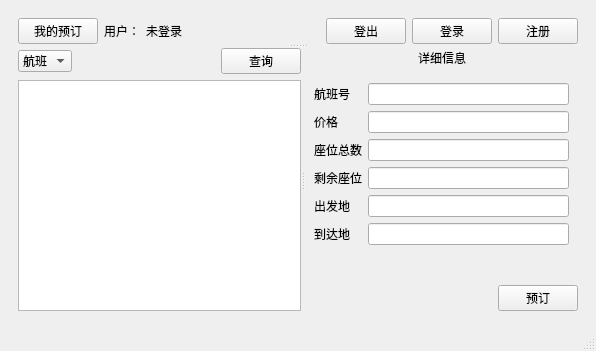
The window that From_class/travel_reservation_system/TRS/mainwindow.ui (yjrszcq/Qt-Works) describes before a commit, drawn with Qt 5.
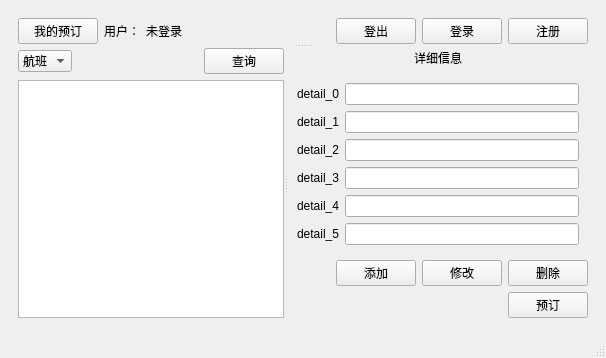
The same window after the commit.

Commit message: Update 'travel_reservation_system'

Patch:
```diff
--- a/From_class/travel_reservation_system/TRS/mainwindow.ui
+++ b/From_class/travel_reservation_system/TRS/mainwindow.ui
@@ -6,28 +6,28 @@
    <rect>
     <x>0</x>
     <y>0</y>
-    <width>596</width>
-    <height>351</height>
+    <width>606</width>
+    <height>353</height>
    </rect>
   </property>
   <property name="windowTitle">
    <string>MainWindow</string>
   </property>
   <widget class="QWidget" name="centralwidget">
-   <layout class="QVBoxLayout" name="verticalLayout_4">
+   <layout class="QVBoxLayout" name="verticalLayout">
     <item>
      <widget class="QStackedWidget" name="stackedWidget">
-      <widget class="QWidget" name="page">
+      <widget class="QWidget" name="page_main_1">
        <layout class="QVBoxLayout" name="verticalLayout_3">
         <item>
-         <widget class="QSplitter" name="splitter_2">
+         <widget class="QSplitter" name="splitter_main">
           <property name="orientation">
            <enum>Qt::Vertical</enum>
           </property>
           <widget class="QWidget" name="layoutWidget">
-           <layout class="QHBoxLayout" name="horizontalLayout_5">
+           <layout class="QHBoxLayout" name="hlayout_menu">
             <item>
-             <layout class="QHBoxLayout" name="horizontalLayout_3">
+             <layout class="QHBoxLayout" name="hlayout_menu_left">
               <item>
                <widget class="QPushButton" name="pb_my_reservation">
                 <property name="text">
@@ -65,7 +65,7 @@
              </spacer>
             </item>
             <item>
-             <layout class="QHBoxLayout" name="horizontalLayout_4">
+             <layout class="QHBoxLayout" name="hlayout_menu_right">
               <item>
                <widget class="QPushButton" name="pb_log_out">
                 <property name="text">
@@ -91,14 +91,14 @@
             </item>
            </layout>
           </widget>
-          <widget class="QSplitter" name="splitter">
+          <widget class="QSplitter" name="splitter_central">
            <property name="orientation">
             <enum>Qt::Horizontal</enum>
            </property>
            <widget class="QWidget" name="layoutWidget">
-            <layout class="QVBoxLayout" name="verticalLayout">
+            <layout class="QVBoxLayout" name="vlayout_table">
              <item>
-              <layout class="QHBoxLayout" name="horizontalLayout">
+              <layout class="QHBoxLayout" name="hlayout_option_and_search">
                <item>
                 <widget class="QComboBox" name="cb_option">
                  <item>
@@ -116,6 +116,16 @@
                    <string>客车</string>
                   </property>
                  </item>
+                 <item>
+                  <property name="text">
+                   <string>客户</string>
+                  </property>
+                 </item>
+                 <item>
+                  <property name="text">
+                   <string>预订</string>
+                  </property>
+                 </item>
                 </widget>
                </item>
                <item>
@@ -141,14 +151,14 @@
               </layout>
              </item>
              <item>
-              <widget class="QTableView" name="tableView"/>
+              <widget class="QTableView" name="tv_display"/>
              </item>
             </layout>
            </widget>
            <widget class="QWidget" name="layoutWidget">
-            <layout class="QVBoxLayout" name="verticalLayout_2">
+            <layout class="QVBoxLayout" name="vlayout_detail">
              <item>
-              <layout class="QHBoxLayout" name="horizontalLayout_7">
+              <layout class="QHBoxLayout" name="hlayout_detail_label">
                <item>
                 <spacer name="hspacer_detail_left">
                  <property name="orientation">
@@ -189,163 +199,67 @@
                <property name="currentIndex">
                 <number>0</number>
                </property>
-               <widget class="QWidget" name="page_3">
-                <layout class="QVBoxLayout" name="verticalLayout_5">
-                 <item>
-                  <layout class="QGridLayout" name="gridLayout">
-                   <item row="0" column="0">
-                    <widget class="QLabel" name="l_flight_num">
-                     <property name="text">
-                      <string>航班号</string>
-                     </property>
-                    </widget>
-                   </item>
-                   <item row="0" column="1">
-                    <widget class="QLineEdit" name="le_flight_num"/>
-                   </item>
-                   <item row="1" column="0">
-                    <widget class="QLabel" name="l_flight_price">
-                     <property name="text">
-                      <string>价格</string>
-                     </property>
-                    </widget>
-                   </item>
-                   <item row="1" column="1">
-                    <widget class="QLineEdit" name="le_flight_price"/>
-                   </item>
-                   <item row="2" column="0">
-                    <widget class="QLabel" name="l_flight_num_seats">
-                     <property name="text">
-                      <string>座位总数</string>
-                     </property>
-                    </widget>
-                   </item>
-                   <item row="2" column="1">
-                    <widget class="QLineEdit" name="le_flight_num_seats"/>
-                   </item>
-                   <item row="3" column="0">
-                    <widget class="QLabel" name="label_flight_num_avail">
-                     <property name="text">
-                      <string>剩余座位</string>
-                     </property>
-                    </widget>
-                   </item>
-                   <item row="4" column="0">
-                    <widget class="QLabel" name="l_flight_from_city">
-                     <property name="text">
-                      <string>出发地</string>
-                     </property>
-                    </widget>
-                   </item>
-                   <item row="5" column="0">
-                    <widget class="QLabel" name="l_flight_ariv_city">
-                     <property name="text">
-                      <string>到达地</string>
-                     </property>
-                    </widget>
-                   </item>
-                   <item row="3" column="1">
-                    <widget class="QLineEdit" name="le_flight_num_avail"/>
-                   </item>
-                   <item row="4" column="1">
-                    <widget class="QLineEdit" name="le_flight_from_city"/>
-                   </item>
-                   <item row="5" column="1">
-                    <widget class="QLineEdit" name="le_flight_ariv_city"/>
-                   </item>
-                  </layout>
-                 </item>
-                </layout>
-               </widget>
-               <widget class="QWidget" name="page_4">
-                <layout class="QVBoxLayout" name="verticalLayout_6">
-                 <item>
-                  <layout class="QGridLayout" name="gridLayout_2">
-                   <item row="3" column="0">
-                    <widget class="QLabel" name="l_hotel_num_avail">
-                     <property name="text">
-                      <string>剩余房间</string>
-                     </property>
-                    </widget>
-                   </item>
-                   <item row="2" column="0">
-                    <widget class="QLabel" name="l_hotel_num_rooms">
-                     <property name="text">
-                      <string>房间总数</string>
-                     </property>
-                    </widget>
-                   </item>
-                   <item row="0" column="1">
-                    <widget class="QLineEdit" name="le_hotel_location"/>
-                   </item>
-                   <item row="2" column="1">
-                    <widget class="QLineEdit" name="le_hotel_num_rooms"/>
-                   </item>
-                   <item row="0" column="0">
-                    <widget class="QLabel" name="l_hotel_location">
-                     <property name="text">
-                      <string>所在地</string>
-                     </property>
-                    </widget>
-                   </item>
-                   <item row="1" column="0">
-                    <widget class="QLabel" name="l_hotel_price">
-                     <property name="text">
-                      <string>价格</string>
-                     </property>
-                    </widget>
-                   </item>
-                   <item row="1" column="1">
-                    <widget class="QLineEdit" name="le_hotel_price"/>
-                   </item>
-                   <item row="3" column="1">
-                    <widget class="QLineEdit" name="le_hotel_num_avail"/>
-                   </item>
-                  </layout>
-                 </item>
-                </layout>
-               </widget>
-               <widget class="QWidget" name="page_5">
-                <layout class="QGridLayout" name="gridLayout_3">
-                 <item row="2" column="0">
-                  <widget class="QLabel" name="l_bus_num_bus">
+               <widget class="QWidget" name="page">
+                <layout class="QGridLayout" name="gridLayout_4">
+                 <item row="0" column="0">
+                  <widget class="QLabel" name="l_detail_0">
                    <property name="text">
-                    <string>客车总数</string>
+                    <string>detail_0</string>
                    </property>
                   </widget>
                  </item>
-                 <item row="1" column="0">
-                  <widget class="QLabel" name="l_bus_price">
-                   <property name="text">
-                    <string>价格</string>
-                   </property>
-                  </widget>
-                 </item>
-                 <item row="3" column="1">
-                  <widget class="QLineEdit" name="le_bus_num_avail"/>
-                 </item>
                  <item row="0" column="1">
-                  <widget class="QLineEdit" name="le_bus_location"/>
+                  <widget class="QLineEdit" name="le_detail_0"/>
+                 </item>
+                 <item row="1" column="0">
+                  <widget class="QLabel" name="l_detail_1">
+                   <property name="text">
+                    <string>detail_1</string>
+                   </property>
+                  </widget>
+                 </item>
+                 <item row="1" column="1">
+                  <widget class="QLineEdit" name="le_detail_1"/>
+                 </item>
+                 <item row="2" column="0">
+                  <widget class="QLabel" name="l_detail_2">
+                   <property name="text">
+                    <string>detail_2</string>
+                   </property>
+                  </widget>
                  </item>
                  <item row="2" column="1">
-                  <widget class="QLineEdit" name="le_bus_num_bus"/>
-                 </item>
-                 <item row="0" column="0">
-                  <widget class="QLabel" name="l_bus_location">
-                   <property name="text">
-                    <string>所在地</string>
-                   </property>
-                  </widget>
+                  <widget class="QLineEdit" name="le_detail_2"/>
                  </item>
                  <item row="3" column="0">
-                  <widget class="QLabel" name="l_bus_num_avail">
+                  <widget class="QLabel" name="l_detail_3">
                    <property name="text">
-                    <string>剩余可选</string>
+                    <string>detail_3</string>
                    </property>
                   </widget>
                  </item>
-                 <item row="1" column="1">
-                  <widget class="QLineEdit" name="le_bus_price"/>
+                 <item row="3" column="1">
+                  <widget class="QLineEdit" name="le_detail_3"/>
+                 </item>
+                 <item row="4" column="0">
+                  <widget class="QLabel" name="l_detail_4">
+                   <property name="text">
+                    <string>detail_4</string>
+                   </property>
+                  </widget>
+                 </item>
+                 <item row="4" column="1">
+                  <widget class="QLineEdit" name="le_detail_4"/>
+                 </item>
+                 <item row="5" column="0">
+                  <widget class="QLabel" name="l_detail_5">
+                   <property name="text">
+                    <string>detail_5</string>
+                   </property>
+                  </widget>
+                 </item>
+                 <item row="5" column="1">
+                  <widget class="QLineEdit" name="le_detail_5"/>
                  </item>
                 </layout>
                </widget>
@@ -365,7 +279,45 @@
               </spacer>
              </item>
              <item>
-              <layout class="QHBoxLayout" name="horizontalLayout_2">
+              <layout class="QHBoxLayout" name="hlayout_set_item">
+               <item>
+                <spacer name="hspacer_set_item">
+                 <property name="orientation">
+                  <enum>Qt::Horizontal</enum>
+                 </property>
+                 <property name="sizeHint" stdset="0">
+                  <size>
+                   <width>40</width>
+                   <height>20</height>
+                  </size>
+                 </property>
+                </spacer>
+               </item>
+               <item>
+                <widget class="QPushButton" name="pb_insert">
+                 <property name="text">
+                  <string>添加</string>
+                 </property>
+                </widget>
+               </item>
+               <item>
+                <widget class="QPushButton" name="pb_update">
+                 <property name="text">
+                  <string>修改</string>
+                 </property>
+                </widget>
+               </item>
+               <item>
+                <widget class="QPushButton" name="pb_delete">
+                 <property name="text">
+                  <string>删除</string>
+                 </property>
+                </widget>
+               </item>
+              </layout>
+             </item>
+             <item>
+              <layout class="QHBoxLayout" name="hlayout_reservation">
                <item>
                 <spacer name="hspacer_reservation">
                  <property name="orientation">
@@ -395,7 +347,7 @@
         </item>
        </layout>
       </widget>
-      <widget class="QWidget" name="page_2"/>
+      <widget class="QWidget" name="page_main_2"/>
      </widget>
     </item>
    </layout>
@@ -405,7 +357,7 @@
     <rect>
      <x>0</x>
      <y>0</y>
-     <width>596</width>
+     <width>606</width>
      <height>17</height>
     </rect>
    </property>
```
The commit also changes 6 other files.
